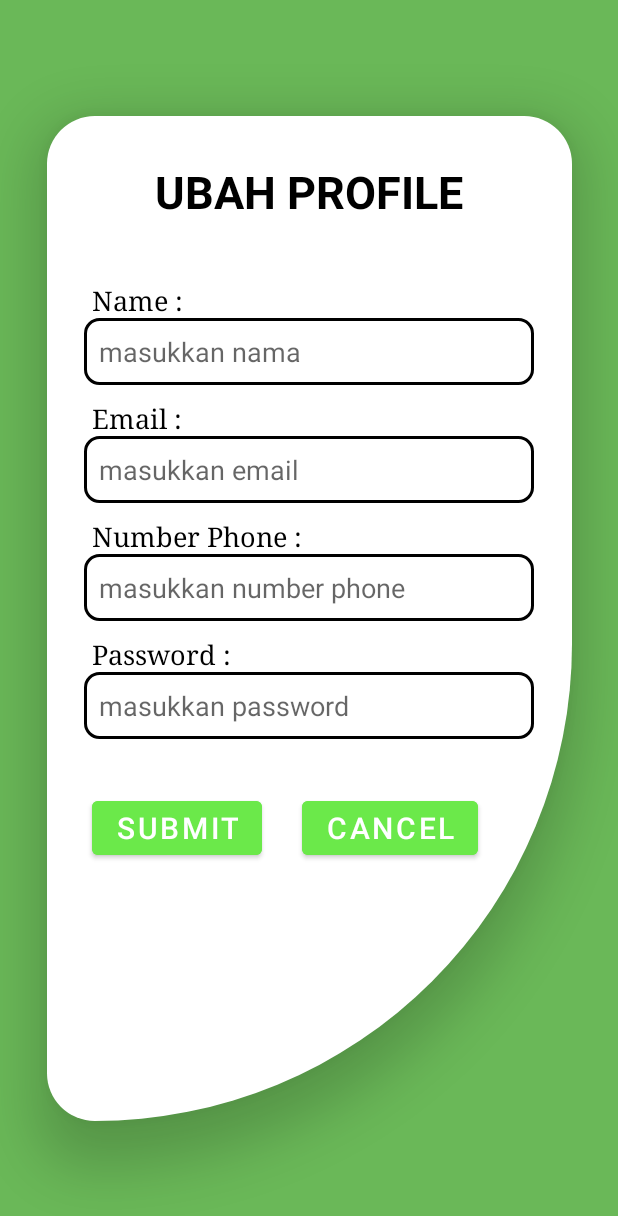
After one commit to ALU-syntax/HayuNanem, an Android app: the layout activity_account.xml on its own in the app's theme, with its tools: preview values and no code run, on a phone screen of 412 x 824 dp. The commit adds this screen. Shown: the top 1216 px of the screen. Run offline under Robolectric (Android 15) with nearby library versions, the phone set to English and light mode, and no system bars.

Commit message:
Update Navdraw Activity

```diff
--- /dev/null
+++ b/app/src/main/res/drawable/shape_account.xml
@@ -0,0 +1,6 @@
+<?xml version="1.0" encoding="utf-8"?>
+<shape xmlns:android="http://schemas.android.com/apk/res/android">
+
+    <solid android:color="@color/white"/>
+    <corners android:topRightRadius="40dp" android:topLeftRadius="40dp" android:bottomRightRadius="400dp" android:bottomLeftRadius="40dp"/>
+</shape>
--- /dev/null
+++ b/app/src/main/res/drawable/shape_application_information.xml
@@ -0,0 +1,6 @@
+<?xml version="1.0" encoding="utf-8"?>
+<shape xmlns:android="http://schemas.android.com/apk/res/android">
+
+    <solid android:color="@color/white"/>
+    <corners android:radius="150dp"/>
+</shape>
--- /dev/null
+++ b/app/src/main/res/layout/activity_account.xml
@@ -0,0 +1,143 @@
+<?xml version="1.0" encoding="utf-8"?>
+<androidx.constraintlayout.widget.ConstraintLayout xmlns:android="http://schemas.android.com/apk/res/android"
+    xmlns:app="http://schemas.android.com/apk/res-auto"
+    android:layout_width="match_parent"
+    android:layout_height="match_parent"
+    android:background="@color/MainColor">
+    <RelativeLayout
+        android:layout_width="350dp"
+        android:layout_height="670dp"
+        android:background="@drawable/shape_account"
+        app:layout_constraintTop_toTopOf="parent"
+        app:layout_constraintBottom_toBottomOf="parent"
+        app:layout_constraintRight_toRightOf="parent"
+        app:layout_constraintLeft_toLeftOf="parent"
+        android:elevation="20dp">
+        <TextView
+            android:id="@+id/txt_1"
+            android:layout_width="wrap_content"
+            android:layout_height="wrap_content"
+            android:text="UBAH PROFILE"
+            android:textColor="@color/black"
+            android:textSize="30sp"
+            android:textStyle="bold"
+            android:layout_marginTop="30dp"
+            android:layout_centerHorizontal="true"
+            />
+        <TextView
+            android:id="@+id/txt_2"
+            android:layout_width="wrap_content"
+            android:layout_height="wrap_content"
+            android:text="Name :"
+            android:fontFamily="serif"
+            android:textColor="@color/black"
+            android:textSize="18sp"
+            android:layout_marginTop="40dp"
+            android:layout_marginLeft="30dp"
+            android:layout_below="@+id/txt_1"
+            />
+        <EditText
+            android:id="@+id/ed_nama"
+            android:layout_width="300dp"
+            android:layout_height="wrap_content"
+            android:hint="masukkan nama"
+            android:padding="10dp"
+            android:textColor="@color/black"
+            android:layout_centerHorizontal="true"
+            android:background="@drawable/shape_edit_text"
+            android:layout_below="@+id/txt_2"
+            />
+        <TextView
+            android:id="@+id/txt_3"
+            android:layout_width="wrap_content"
+            android:layout_height="wrap_content"
+            android:text="Email :"
+            android:fontFamily="serif"
+            android:textColor="@color/black"
+            android:textSize="18sp"
+            android:layout_marginTop="10dp"
+            android:layout_marginLeft="30dp"
+            android:layout_below="@+id/ed_nama"
+            />
+        <EditText
+            android:id="@+id/ed_email"
+            android:layout_width="300dp"
+            android:layout_height="wrap_content"
+            android:hint="masukkan email"
+            android:padding="10dp"
+            android:layout_centerHorizontal="true"
+            android:textColor="@color/black"
+            android:background="@drawable/shape_edit_text"
+            android:layout_below="@+id/txt_3"
+            />
+
+        <TextView
+            android:id="@+id/txt_4"
+            android:layout_width="wrap_content"
+            android:layout_height="wrap_content"
+            android:layout_below="@+id/ed_email"
+            android:layout_marginLeft="30dp"
+            android:layout_marginTop="10dp"
+            android:fontFamily="serif"
+            android:text="Number Phone :"
+            android:textColor="@color/black"
+            android:textSize="18sp" />
+        <EditText
+            android:id="@+id/ed_nmbr_phone"
+            android:layout_width="300dp"
+            android:layout_height="wrap_content"
+            android:hint="masukkan number phone"
+            android:textColor="@color/black"
+            android:padding="10dp"
+            android:layout_centerHorizontal="true"
+            android:background="@drawable/shape_edit_text"
+            android:layout_below="@+id/txt_4"
+            />
+        <TextView
+            android:id="@+id/txt_5"
+            android:layout_width="wrap_content"
+            android:layout_height="wrap_content"
+            android:text="Password :"
+            android:fontFamily="serif"
+            android:textColor="@color/black"
+            android:textSize="18sp"
+            android:layout_marginTop="10dp"
+            android:layout_marginLeft="30dp"
+            android:layout_below="@+id/ed_nmbr_phone"
+            />
+        <EditText
+            android:id="@+id/ed_pass"
+            android:layout_width="300dp"
+            android:layout_height="wrap_content"
+            android:textColor="@color/black"
+            android:hint="masukkan password"
+            android:padding="10dp"
+            android:layout_centerHorizontal="true"
+            android:background="@drawable/shape_edit_text"
+            android:layout_below="@+id/txt_5"
+            />
+        <Button
+            android:id="@+id/btn_change_password"
+            android:layout_width="wrap_content"
+            android:layout_height="wrap_content"
+            android:text="Submit"
+            android:textSize="20dp"
+            android:backgroundTint="@color/Button"
+            android:layout_marginTop="35dp"
+            android:layout_below="@+id/ed_pass"
+            android:layout_marginLeft="30dp"
+            />
+        <Button
+            android:id="@+id/btn_cancel"
+            android:layout_width="wrap_content"
+            android:layout_height="wrap_content"
+            android:text="Cancel"
+            android:textSize="20dp"
+            android:backgroundTint="@color/Button"
+            android:layout_marginTop="35dp"
+            android:layout_below="@+id/ed_pass"
+            android:layout_marginLeft="170dp"
+            />
+    </RelativeLayout>
+
+</androidx.constraintlayout.widget.ConstraintLayout>
```
Also changed, not shown: app/src/main/java/com/Kelompok1/android/hayunanem/AccountActivity.java (added, +14 -0 lines), app/src/main/java/com/Kelompok1/android/hayunanem/ApplicationInformationActivity.java (added, +14 -0 lines), app/src/main/java/com/Kelompok1/android/hayunanem/MainActivity.java (+6 -6 lines), app/src/main/res/layout/activity_information_application.xml (added, +77 -0 lines), app/src/main/res/layout/fragment_list_market.xml (+3 -10 lines).
